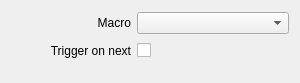
The window that src/Widgets/Inspector/Atem/InspectorAtemMacroWidget.ui (CasparCG/client) describes before a commit, drawn with Qt 5.
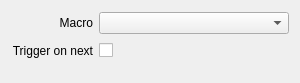
The same window after the commit.

Commit message: Remove minimumSize constraint from labels

```diff
--- a/src/Widgets/Inspector/Atem/InspectorAtemMacroWidget.ui
+++ b/src/Widgets/Inspector/Atem/InspectorAtemMacroWidget.ui
@@ -49,12 +49,6 @@
    </item>
    <item row="1" column="0">
     <widget class="QLabel" name="labelTriggerOnNext">
-     <property name="minimumSize">
-      <size>
-       <width>120</width>
-       <height>0</height>
-      </size>
-     </property>
      <property name="text">
       <string>Trigger on next</string>
      </property>
@@ -75,12 +69,6 @@
    </item>
    <item row="0" column="0">
     <widget class="QLabel" name="labelMacro">
-     <property name="minimumSize">
-      <size>
-       <width>120</width>
-       <height>0</height>
-      </size>
-     </property>
      <property name="text">
       <string>Macro</string>
      </property>
```
The commit also changes 53 other files.
